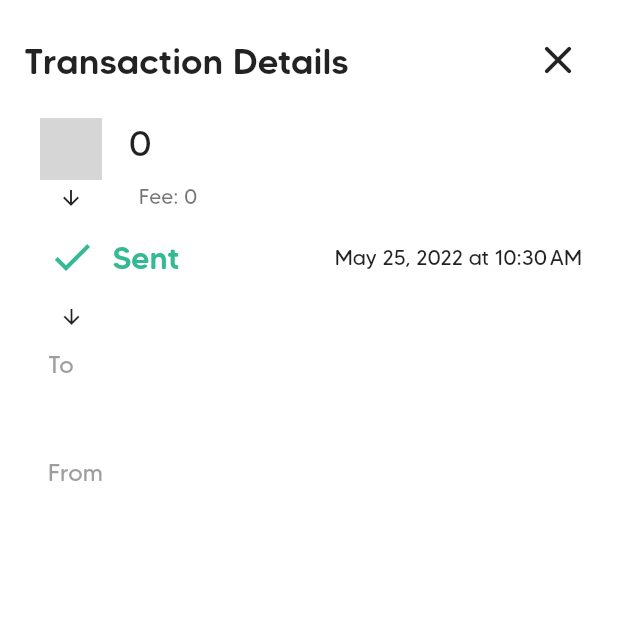
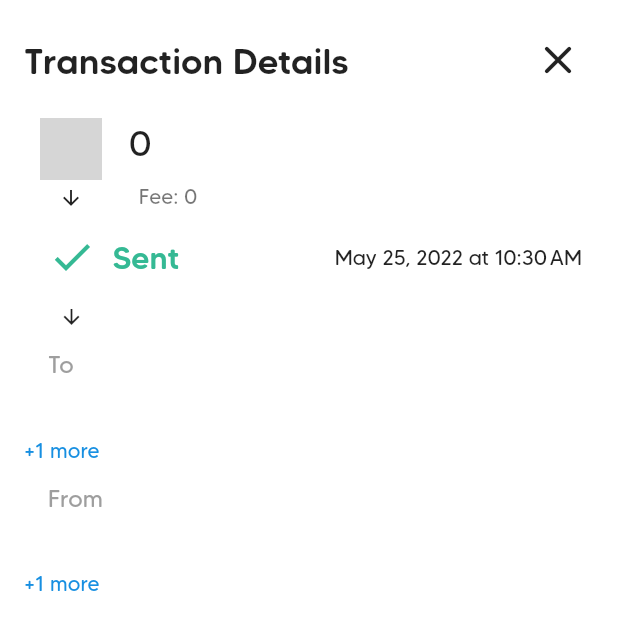
Before and after one commit to AxiaCoin/axia-network-v2-axwallet, a Flutter app: the TransactionsPage screen opened directly with empty values, on a phone screen of 412 x 824 dp. Shown: the top 630 px of the screen. Run offline on Flutter 3.47's test engine with Material 2 defaults, Android fonts, the phone set to English and light mode, and no system bars; our stand-ins replace device_info_plus, flutter_speed_dial, flutter_svg, get, get_storage, hex and 8 more; missing offline and left inert: bip39, coinslib, encrypt, qr_code_scanner, substrate_sdk, web3dart; accounts and stored records are empty; statements that could not run were skipped; grey boxes are pictures that could not be loaded.

Commit message:
bug fixes

```diff
--- a/lib/code/models.dart
+++ b/lib/code/models.dart
@@ -226,14 +226,18 @@ class DAppsTile {
 
 class TransactionItem {
   String from;
+  int fromTotal;
   String to;
+  int toTotal;
   double amount;
   DateTime time;
   String hash;
   double fee;
   TransactionItem({
     required this.from,
+    this.fromTotal = 1,
     required this.to,
+    this.toTotal = 1,
     required this.amount,
     required this.time,
     required this.hash,
--- a/lib/pages/send.dart
+++ b/lib/pages/send.dart
@@ -54,8 +54,10 @@ class _SendPageState extends State<SendPage> {
               await currency.sendTransaction(double.parse(amountController.text), recipientController.text.trim());
           print(response);
           await Future.delayed(Duration(milliseconds: 200));
-          Get.back();
-          Get.back(result: true);
+          if (response != null && response["success"] == true) {
+            Get.back();
+            Get.back(result: true);
+          }
         } catch (e) {
           Get.back();
           print(e);
--- a/lib/widgets/transactions.dart
+++ b/lib/widgets/transactions.dart
@@ -56,13 +56,11 @@ class TransactionsPage extends StatelessWidget {
             child: Column(
               crossAxisAlignment: CrossAxisAlignment.start,
               children: [
-                OnboardWidgets.titleAlt(
-                    "${FormatText.roundOff(transaction.amount)} ${coinData.unit}"),
+                OnboardWidgets.titleAlt("${FormatText.roundOff(transaction.amount)} ${coinData.unit}"),
                 SizedBox(
                   height: 4,
                 ),
-                OnboardWidgets.subtitle(
-                    "Fee: ${FormatText.roundOff(transaction.fee)} ${coinData.unit}"),
+                OnboardWidgets.subtitle("Fee: ${FormatText.roundOff(transaction.fee)} ${coinData.unit}"),
               ],
             ),
           ),
@@ -82,10 +80,7 @@ class TransactionsPage extends StatelessWidget {
             ),
             Text(
               "  ${isReceived ? "Received" : "Sent"}",
-              style: TextStyle(
-                  color: tickerGreen,
-                  fontSize: 21,
-                  fontWeight: FontWeight.w500),
+              style: TextStyle(color: tickerGreen, fontSize: 21, fontWeight: FontWeight.w500),
             ),
             Spacer(),
             Text(DateFormat.yMMMd().format(transaction.time.toLocal()) +
@@ -96,8 +91,16 @@ class TransactionsPage extends StatelessWidget {
       );
     }
 
+    Widget redirect(int total) => GestureDetector(
+        onTap: () => CommonWidgets.launch("https://www.blockchain.com/btc-testnet/tx/${transaction.hash}"),
+        child: Text(
+          "+$total more",
+          style: TextStyle(color: appColor),
+        ));
+
     walletsWidget() {
       return Column(
+        crossAxisAlignment: CrossAxisAlignment.start,
         children: [
           ListTile(
             title: Text(
@@ -112,6 +115,7 @@ class TransactionsPage extends StatelessWidget {
               ),
             ),
           ),
+          transaction.toTotal > 0 ? redirect(transaction.toTotal) : Container(),
           ListTile(
             title: Text(
               "From",
@@ -125,6 +129,7 @@ class TransactionsPage extends StatelessWidget {
               ),
             ),
           ),
+          transaction.fromTotal > 0 ? redirect(transaction.fromTotal) : Container(),
         ],
       );
     }
--- a/pubspec.yaml
+++ b/pubspec.yaml
@@ -15,7 +15,7 @@ publish_to: 'none' # Remove this line if you wish to publish to pub.dev
 # In iOS, build-name is used as CFBundleShortVersionString while build-number used as CFBundleVersion.
 # Read more about iOS versioning at
 # https://developer.apple.com/library/archive/documentation/General/Reference/InfoPlistKeyReference/Articles/CoreFoundationKeys.html
-version: 1.3.1+18
+version: 1.4.0+18
 
 environment:
   sdk: ">=2.12.0 <3.0.0"
@@ -51,6 +51,7 @@ dependencies:
   flutter_svg: ^1.0.3
   rename: ^2.0.1
   url_launcher: ^6.1.2
+  socket_io_client: ^1.0.2
   # substrate_sdk:
   #   git:
   #     url: https://github.com/ashishbeck-zeeve/substrate_sdk.git
```
Also changed, not shown: lib/currencies/bitcoin.dart (+14 -2 lines), lib/pages/new_user/login.dart (+24 -4 lines), lib/widgets/common.dart (+8 -0 lines), pubspec.lock, 1 other file.
